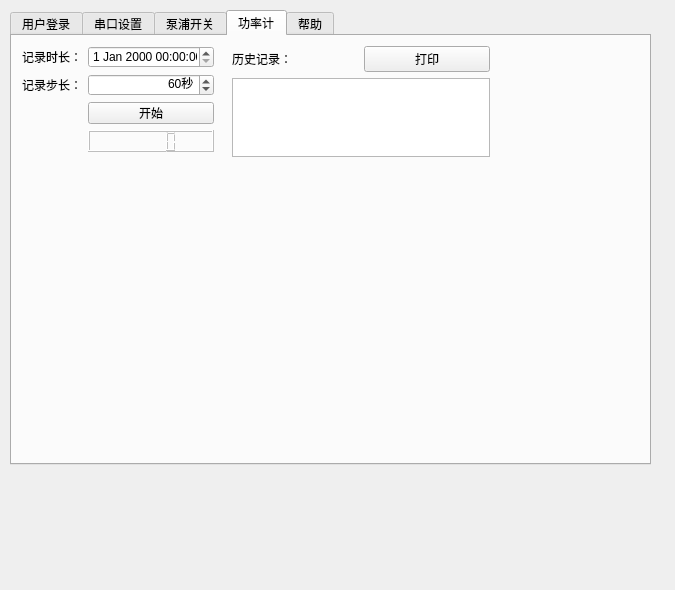
Before: the Qt Designer form UI/tabbox.ui in lidingke/photodarkening, drawn with Qt 5.
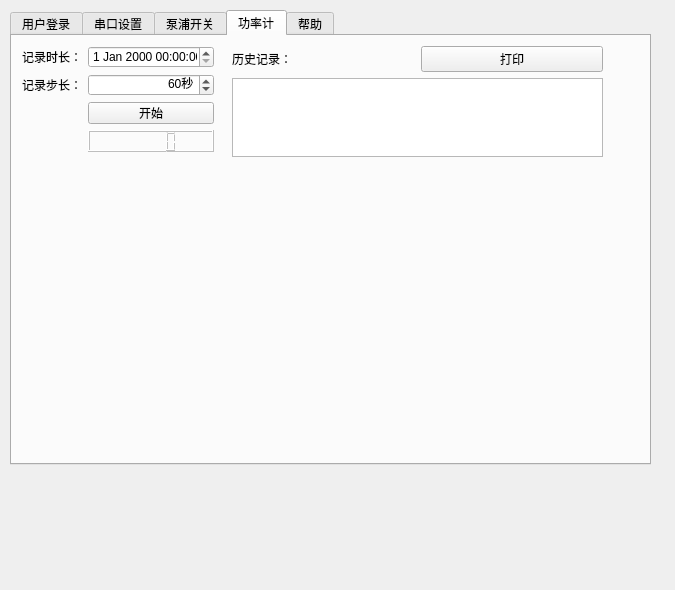
After: the same form once the commit is applied.

The edit to the form file:
```diff
--- a/UI/tabbox.ui
+++ b/UI/tabbox.ui
@@ -262,7 +262,7 @@
          <rect>
           <x>220</x>
           <y>10</y>
-          <width>258</width>
+          <width>371</width>
           <height>111</height>
          </rect>
         </property>
@@ -283,6 +283,12 @@
          </item>
          <item row="1" column="0" colspan="2">
           <widget class="QPlainTextEdit" name="historyEdit">
+           <property name="minimumSize">
+            <size>
+             <width>300</width>
+             <height>0</height>
+            </size>
+           </property>
            <property name="horizontalScrollBarPolicy">
             <enum>Qt::ScrollBarAlwaysOff</enum>
            </property>
```
Left out of the diff: 9 changed lines with no effect on the pictures.
